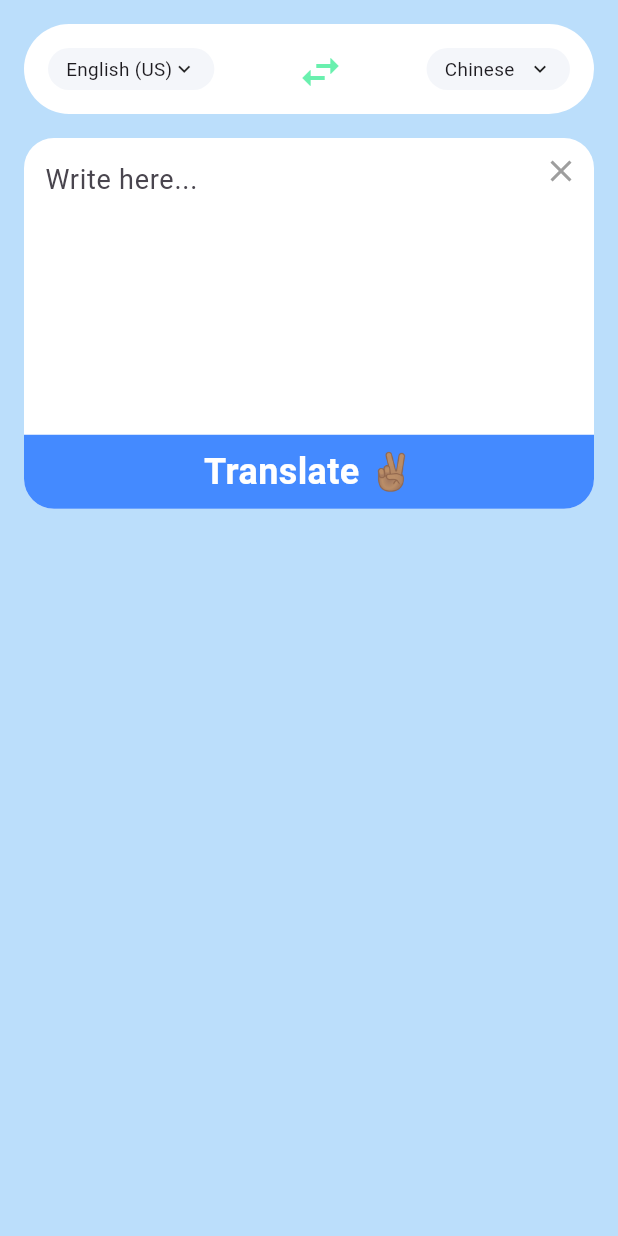
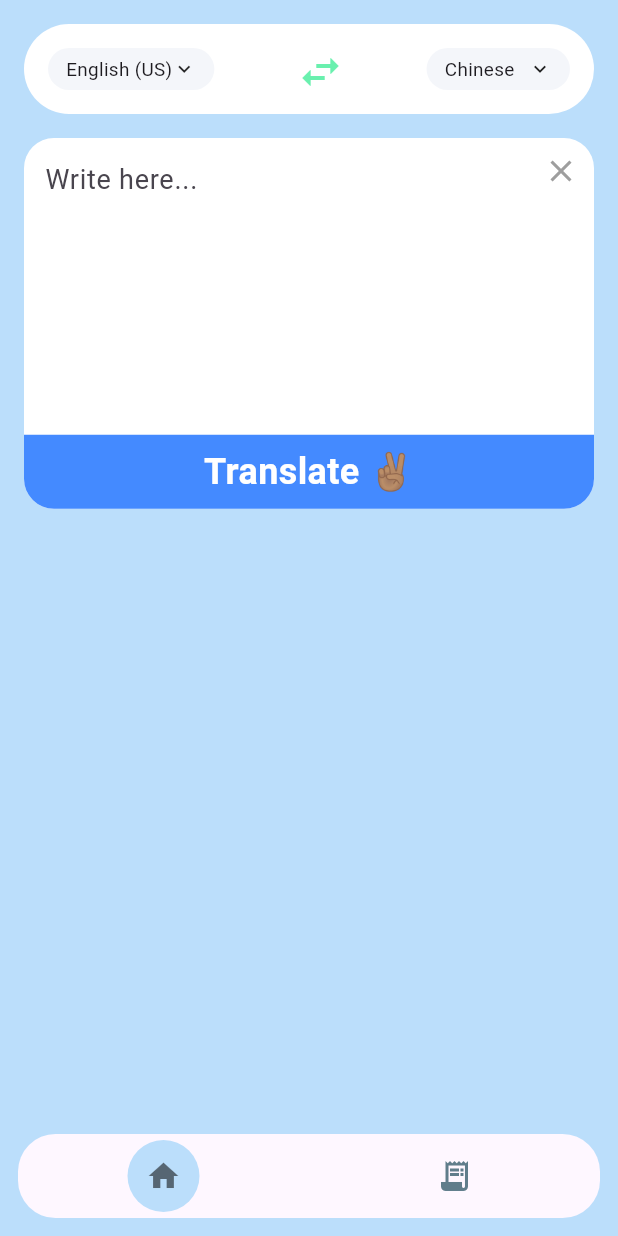
Before and after one commit to iampapagray/translator_app, a Flutter app: the screen it shows after launch, on a phone screen of 412 x 824 dp. Run offline on Flutter 3.47's test engine with Material 2 defaults, Android fonts, the phone set to English and light mode, and no system bars; drawn by our look-alikes of flutter_snake_navigationbar; our stand-ins replace get, loading_animation_widget, shared_preferences; missing offline and left inert: clipboard, drop_down_list; network calls fail.

Commit message:
Project complete

```diff
--- a/lib/main.dart
+++ b/lib/main.dart
@@ -1,5 +1,8 @@
 import 'package:flutter/material.dart';
+import 'package:flutter_snake_navigationbar/flutter_snake_navigationbar.dart';
 import 'package:get/get.dart';
+import 'package:translator/controllers/languageController.dart';
+import 'package:translator/pages/history.dart';
 import 'package:translator/pages/home.dart';
 import 'package:translator/services/database.dart';
 
@@ -18,7 +21,63 @@ class MyApp extends StatelessWidget {
         colorScheme: ColorScheme.fromSeed(seedColor: Colors.deepPurple),
         useMaterial3: true,
       ),
-      home: const HomePage(),
+      home: const Navigation(),
     );
   }
 }
+
+class Navigation extends StatefulWidget {
+  const Navigation({super.key});
+
+  @override
+  State<Navigation> createState() => _NavigationState();
+}
+
+class _NavigationState extends State<Navigation> {
+  var _selectedNavPosition = 0;
+
+  @override
+  void initState() {
+    super.initState();
+    final LanguageController langCtrl = Get.put(LanguageController());
+    langCtrl.initLanguages();
+  }
+
+  @override
+  Widget build(BuildContext context) {
+    List<Widget> pages = [
+      HomePage(),
+      HistoryPage(),
+    ];
+
+    return Scaffold(
+      extendBodyBehindAppBar: true,
+      resizeToAvoidBottomInset: true,
+      extendBody: true,
+      body: pages[_selectedNavPosition],
+      bottomNavigationBar: SnakeNavigationBar.color(
+        behaviour: SnakeBarBehaviour.floating,
+        snakeShape: SnakeShape.circle,
+        shape: RoundedRectangleBorder(borderRadius: BorderRadius.circular(25)),
+        padding: const EdgeInsets.all(12),
+        snakeViewColor: Colors.blue[100],
+        selectedItemColor: Colors.black54,
+        unselectedItemColor: Colors.blueGrey,
+        showUnselectedLabels: false,
+        showSelectedLabels: false,
+        currentIndex: _selectedNavPosition,
+        onTap: (index) => setState(() => _selectedNavPosition = index),
+        items: const [
+          BottomNavigationBarItem(
+            icon: Icon(Icons.home),
+            label: 'home',
+          ),
+          BottomNavigationBarItem(
+            icon: Icon(Icons.receipt_long),
+            label: 'saved',
+          ),
+        ],
+      ),
+    );
+  }
+}
--- /dev/null
+++ b/lib/models/saved.dart
@@ -0,0 +1,40 @@
+class Saved {
+  int id;
+  String initial;
+  String translated;
+  String fromLang;
+  String toLang;
+
+  Saved({
+    this.id = 0,
+    required this.initial,
+    required this.translated,
+    required this.fromLang,
+    required this.toLang,
+  });
+
+  @override
+  String toString() {
+    return 'Saved{id: $id, initial: $initial, translated: $translated, fromLang: $fromLang, toLang: $toLang}';
+  }
+
+  factory Saved.fromString(String savedString) {
+    RegExp regex = RegExp(
+        r'Saved{id: (.*), initial: (.*), translated: (.*), fromLang: (.*), toLang: (.*)}');
+    RegExpMatch? match = regex.firstMatch(savedString);
+
+    int id = int.parse(match!.group(1)!);
+    String initial = match.group(2)!;
+    String translated = match.group(3)!;
+    String fromLang = match.group(4)!;
+    String toLang = match.group(5)!;
+
+    return Saved(
+      id: id,
+      initial: initial,
+      translated: translated,
+      fromLang: fromLang,
+      toLang: toLang,
+    );
+  }
+}
--- a/lib/pages/home.dart
+++ b/lib/pages/home.dart
@@ -3,6 +3,7 @@ import 'package:get/get.dart';
 import 'package:translator/controllers/languageController.dart';
 import 'package:translator/widgets/inputBox.dart';
 import 'package:translator/widgets/languageSelector.dart';
+import 'package:translator/widgets/outputBox.dart';
 
 class HomePage extends StatelessWidget {
   const HomePage({super.key});
@@ -12,19 +13,32 @@ class HomePage extends StatelessWidget {
     var width = MediaQuery.of(context).size.width;
     var height = MediaQuery.of(context).size.height;
 
-    final LanguageController langCtrl = Get.put(LanguageController());
+    final LanguageController langCtrl = Get.find<LanguageController>();
 
     return Scaffold(
       backgroundColor: Colors.blue[100],
-      body: const SafeArea(
-        child: Padding(
-          padding: EdgeInsets.all(16),
-          child: Column(
-            children: [
-              LanguageSelector(),
-              SizedBox(height: 16),
-              InputBox(),
-            ],
+      body: SafeArea(
+        maintainBottomViewPadding: true,
+        child: SizedBox(
+          height: height,
+          child: Padding(
+            padding: const EdgeInsets.all(16),
+            child: SingleChildScrollView(
+              keyboardDismissBehavior: ScrollViewKeyboardDismissBehavior.onDrag,
+              child: Column(
+                children: [
+                  const LanguageSelector(),
+                  const SizedBox(height: 16),
+                  const InputBox(),
+                  const SizedBox(height: 16),
+                  Obx(
+                    () => langCtrl.translatedText.isNotEmpty
+                        ? const OutputBox()
+                        : const SizedBox(),
+                  ),
+                ],
+              ),
+            ),
           ),
         ),
       ),
--- a/lib/widgets/inputBox.dart
+++ b/lib/widgets/inputBox.dart
@@ -1,5 +1,6 @@
 import 'package:flutter/material.dart';
 import 'package:get/get.dart';
+import 'package:loading_animation_widget/loading_animation_widget.dart';
 import 'package:translator/controllers/languageController.dart';
 
 class InputBox extends StatelessWidget {
@@ -11,6 +12,7 @@ class InputBox extends StatelessWidget {
   Widget build(BuildContext context) {
     var width = MediaQuery.of(context).size.width;
     var height = MediaQuery.of(context).size.height;
+    FocusNode focusNode = FocusNode();
 
     LanguageController langCtrl = Get.find<LanguageController>();
 
@@ -32,7 +34,9 @@ class InputBox extends StatelessWidget {
                   height: height,
                   child: TextFormField(
                     // autofocus: true,
+                    controller: langCtrl.inputCtrl.value,
                     maxLines: 7,
+                    focusNode: focusNode,
                     decoration: const InputDecoration(
                       hintText: 'Write here...',
                       contentPadding: EdgeInsets.all(14),
@@ -46,7 +50,7 @@ class InputBox extends StatelessWidget {
               ),
               InkWell(
                 onTap: () {
-                  print("clear input");
+                  langCtrl.inputCtrl.value.clear();
                 },
                 child: const Padding(
                   padding: EdgeInsets.all(10),
@@ -63,7 +67,7 @@ class InputBox extends StatelessWidget {
           height: (height * 0.3) * 0.2,
           child: InkWell(
             onTap: () {
-              print('Doing Translate');
+              focusNode.unfocus();
               langCtrl.translateText();
             },
             child: Container(
@@ -74,8 +78,14 @@ class InputBox extends StatelessWidget {
                   bottomRight: Radius.circular(20),
                 ),
               ),
-              child: const Center(
-                child: Text(
+              child: Center(
+                child: Obx(
+                  () => langCtrl.isLoading.value
+                      ? LoadingAnimationWidget.staggeredDotsWave(
+                          color: Colors.white,
+                          size: 20,
+                        )
+                      : const Text(
                           'Translate ✌🏽',
                           style: TextStyle(
                             color: Colors.white,
@@ -87,6 +97,7 @@ class InputBox extends StatelessWidget {
               ),
             ),
           ),
+        ),
       ]),
     );
   }
--- a/lib/widgets/languageSelector.dart
+++ b/lib/widgets/languageSelector.dart
@@ -16,7 +16,7 @@ class LanguageSelector extends StatelessWidget {
     var height = MediaQuery.of(context).size.height;
 
     final LanguageController langCtrl = Get.find<LanguageController>();
-    langCtrl.initLanguages();
+    // langCtrl.initLanguages();
 
     return Container(
       padding: const EdgeInsets.all(16),
--- a/pubspec.yaml
+++ b/pubspec.yaml
@@ -28,12 +28,15 @@ environment:
 # the latest version available on pub.dev. To see which dependencies have newer
 # versions available, run `flutter pub outdated`.
 dependencies:
+  clipboard: ^0.1.3
   cupertino_icons: ^1.0.2
   drop_down_list: ^0.0.5
   flutter:
     sdk: flutter
+  flutter_snake_navigationbar: ^0.6.1
   get: ^4.6.5
   http: ^1.0.0
+  loading_animation_widget: ^1.2.0+4
   shared_preferences: ^2.1.2
 
 dev_dependencies:
```
Also changed, not shown: lib/controllers/languageController.dart (+71 -4 lines), lib/pages/history.dart (+43 -4 lines), lib/widgets/outputBox.dart (added, +108 -0 lines), lib/widgets/savedItemBox.dart (added, +108 -0 lines), pubspec.lock. Lines whose indentation alone changed are shown as unchanged.
